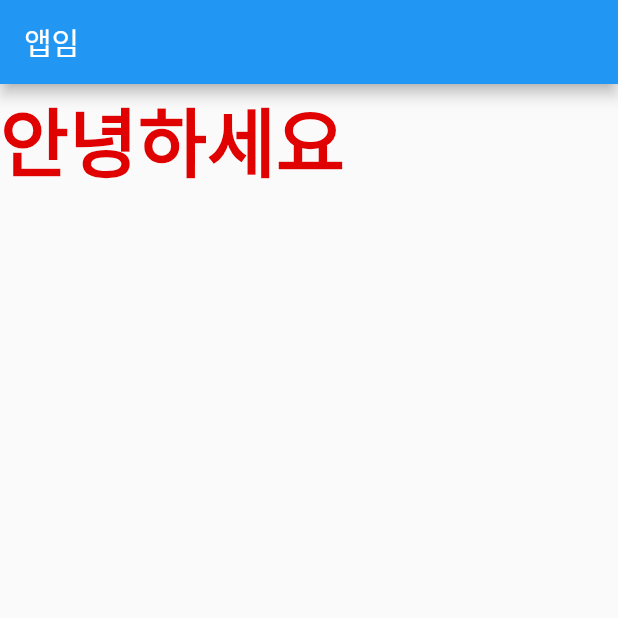
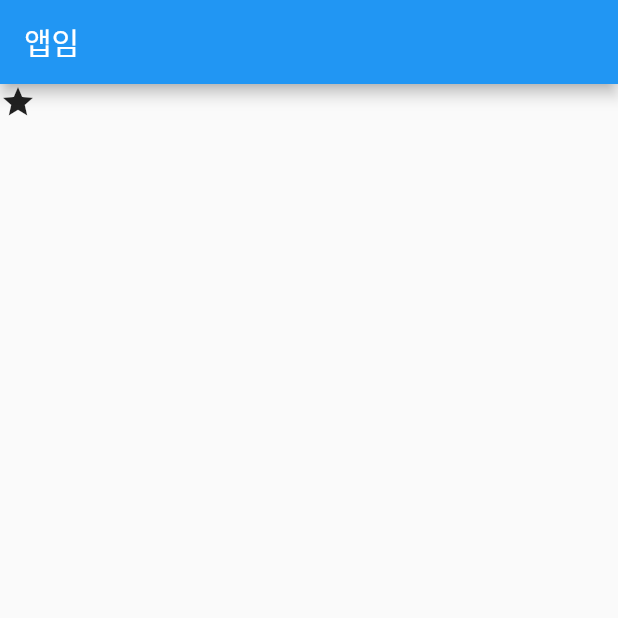
Before and after one commit to kimyj0530/Flutter_Study, a Flutter app: the screen it shows after launch, on a phone screen of 412 x 824 dp, the top half of it. Run offline on Flutter 3.47's test engine with Material 2 defaults, Android fonts, the phone set to English and light mode, and no system bars.

Commit message:
2023-02-15 아이콘 스타일

```diff
--- a/contact_1/lib/main.dart
+++ b/contact_1/lib/main.dart
@@ -12,9 +12,7 @@ class MyApp extends StatelessWidget {
         home: Scaffold(
           appBar: AppBar(title: Text('앱임')),
           body: SizedBox(
-            child: Text('안녕하세요',
-              style: TextStyle(color: Color(0xffe00101), fontSize: 50, fontWeight: FontWeight.w700 ),
-            ),
+            child: Icon(Icons.star), // 아이콘은 size와 color만 가능함
           ),
         )
     );
```
